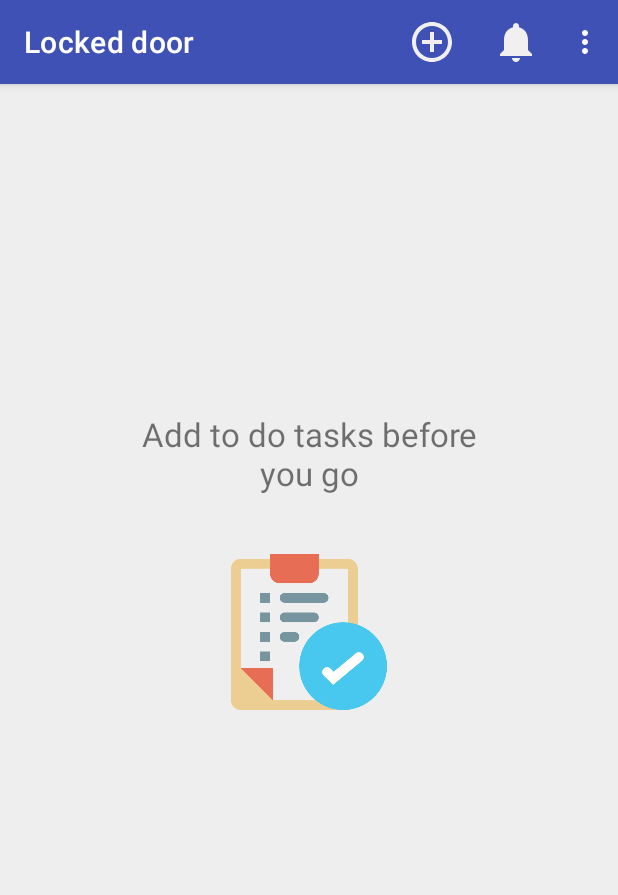
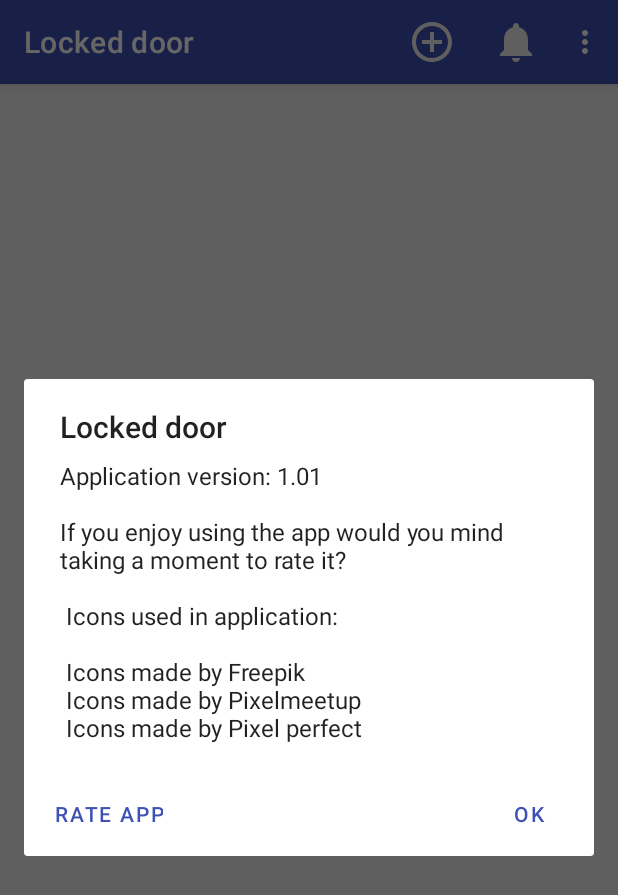
Before and after one commit to BartekReterski/LockedDoor, an Android app: the screen it shows after launch (MainActivity), in the options menu, after a tap on "About app", on a phone screen of 412 x 824 dp. Shown: the top 895 px of the screen. Run offline under Robolectric (Android 15) with nearby library versions, the phone set to English and light mode, and no system bars; our stand-ins replace sdp/ssp sizes; libraries missing offline, so code that uses them is left out: io.realm; 7 statements that could not run were skipped.

Commit message:
dodanie about app i activity SplashScreenActivity.kt

```diff
--- a/LD/app/src/main/java/com/ld/lockeddoor/activities/MainActivity.kt
+++ b/LD/app/src/main/java/com/ld/lockeddoor/activities/MainActivity.kt
@@ -21,12 +21,15 @@ import java.lang.Exception
 import java.util.*
 import android.app.PendingIntent
 import android.app.AlarmManager
+import android.content.DialogInterface
 import android.widget.Toast
 import android.content.SharedPreferences
 import android.graphics.Color
 import android.graphics.Paint
+import android.net.Uri
 import android.text.method.LinkMovementMethod
 import androidx.appcompat.app.AppCompatDelegate
+import com.ld.lockeddoor.BuildConfig
 import com.ld.lockeddoor.services.AlarmNotificationReceiver
 import java.lang.String
 
@@ -73,7 +76,12 @@ class MainActivity : AppCompatActivity() {
                 imageviewHelper.visibility = View.GONE
             }
 
-            if(readAllRealm.size==1){
+            //odebranie danych tymczasowych na temat godziny
+            val sharedPreferences1 = getSharedPreferences("PREFS", MODE_PRIVATE)
+            hourShared = sharedPreferences1.getInt("hour", 0)
+            minuteShared = sharedPreferences1.getInt("minute", 0)
+
+            if(readAllRealm.size==1 && hourShared == 0 && minuteShared==0){
 
                 Toast.makeText(this,"You can set notification to remember about your tasks",Toast.LENGTH_LONG).show()
             }
@@ -111,6 +119,10 @@ class MainActivity : AppCompatActivity() {
 
             R.id.menu_notifications->{
                 notificationLogic()
+            }
+
+            R.id.menu_about_app->{
+                aboutAppAndRateDialog()
             }
 
         }
@@ -270,6 +282,44 @@ class MainActivity : AppCompatActivity() {
             println(e.localizedMessage)
         }
     }
+    private fun aboutAppAndRateDialog(){
+
+        val dialogBuilder = AlertDialog.Builder(this)
+
+        val versionCode = BuildConfig.VERSION_CODE
+        val versionName = BuildConfig.VERSION_NAME
+        val iconsUsedInApp=" Icons used in application:\n\n Icons made by Freepik\n Icons made by Pixelmeetup\n Icons made by Pixel perfect\n"
+
+        // set message of alert dialog
+        dialogBuilder.setMessage("Application version: $versionName$versionCode\n\nIf you enjoy using the app would you mind taking a moment to rate it? \n\n$iconsUsedInApp")
+            .setCancelable(false)
+            .setPositiveButton("OK", DialogInterface.OnClickListener {
+                    dialog, _ -> dialog.cancel()
+            })
+            .setNeutralButton("Rate app", DialogInterface.OnClickListener {
+                    dialog, id ->
+
+                val appPackage= this.packageName
+
+                try {
+                    startActivity(Intent(Intent.ACTION_VIEW, Uri.parse("market://details?id=$appPackage")))
+
+                }catch (e:java.lang.Exception){
+                    startActivity(Intent(Intent.ACTION_VIEW, Uri.parse("https://play.google.com/store/apps/details?id=$appPackage")));
+                }
+                dialog.cancel()
+
+
+            })
+
+        val alert = dialogBuilder.create()
+        alert.setTitle(R.string.app_name)
+
+        alert.show()
+        alert.getButton(AlertDialog.BUTTON_POSITIVE).setTextColor(Color.rgb(63,81,181))
+        alert.getButton(AlertDialog.BUTTON_NEUTRAL).setTextColor(Color.rgb(63,81,181))
+
+    }
     override fun onResume() {
         showReminderTaskList()
         super.onResume()
--- /dev/null
+++ b/LD/app/src/main/java/com/ld/lockeddoor/activities/SplashScreenActivity.kt
@@ -0,0 +1,30 @@
+package com.ld.lockeddoor.activities
+
+import android.annotation.SuppressLint
+import android.content.Intent
+import androidx.appcompat.app.AppCompatActivity
+import android.os.Bundle
+import android.os.Handler
+import android.view.WindowManager
+import com.ld.lockeddoor.R
+
+@SuppressLint("CustomSplashScreen")
+class SplashScreenActivity : AppCompatActivity() {
+    override fun onCreate(savedInstanceState: Bundle?) {
+        super.onCreate(savedInstanceState)
+        setContentView(R.layout.activity_splash_screen)
+
+        window.setFlags(
+            WindowManager.LayoutParams.FLAG_FULLSCREEN,
+            WindowManager.LayoutParams.FLAG_FULLSCREEN
+        )
+
+        // we used the postDelayed(Runnable, time) method
+        // to send a message with a delayed time.
+        Handler().postDelayed({
+            val intent = Intent(this, MainActivity::class.java)
+            startActivity(intent)
+            finish()
+        }, 3500) // 3000 is the delayed time in milliseconds.
+    }
+}
--- a/LD/app/src/main/java/com/ld/lockeddoor/services/AlarmNotificationReceiver.kt
+++ b/LD/app/src/main/java/com/ld/lockeddoor/services/AlarmNotificationReceiver.kt
@@ -9,6 +9,7 @@ import android.content.Intent
 import android.content.BroadcastReceiver
 import android.content.Context
 import com.ld.lockeddoor.activities.MainActivity
+import com.ld.lockeddoor.activities.SplashScreenActivity
 import java.util.*
 
 
@@ -20,7 +21,7 @@ class AlarmNotificationReceiver : BroadcastReceiver() {
         val notificationId = intent.getIntExtra("notificationId", 0)
 
         // uruchomienie activity z powiadomienia
-        val mainIntent = Intent(context, MainActivity::class.java)
+        val mainIntent = Intent(context, SplashScreenActivity::class.java)
         val contentIntent = PendingIntent.getActivity(context, 0, mainIntent, 0)
 
         // inicjalizacja notificationManager
```
Also changed, not shown: LD/app/src/main/AndroidManifest.xml (+11 -6 lines), LD/app/src/main/res/layout/activity_splash_screen.xml (added, +46 -0 lines), LD/app/src/main/res/drawable/lock.png (added).
